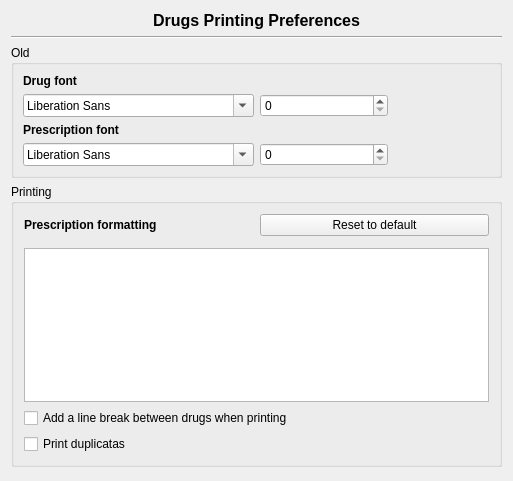
This is plugins/drugsplugin/drugspreferences/drugsprintoptionspage.ui in FreeHealth/freehealth as Qt 5 draws it before an edit. The edited form follows.
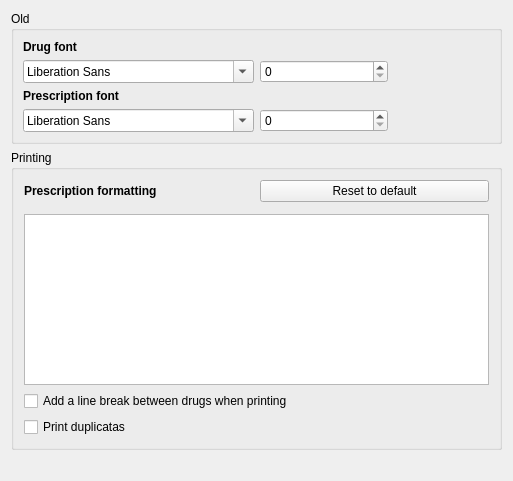
This is the edited form. Custom widgets are drawn as their Qt base class.

The edit to the form file:
```diff
--- a/plugins/drugsplugin/drugspreferences/drugsprintoptionspage.ui
+++ b/plugins/drugsplugin/drugspreferences/drugsprintoptionspage.ui
@@ -14,37 +14,7 @@
    <string>Form</string>
   </property>
   <layout class="QGridLayout" name="gridLayout_4">
-   <item row="0" column="0">
-    <widget class="QLabel" name="label">
-     <property name="sizePolicy">
-      <sizepolicy hsizetype="Expanding" vsizetype="Fixed">
-       <horstretch>0</horstretch>
-       <verstretch>0</verstretch>
-      </sizepolicy>
-     </property>
-     <property name="font">
-      <font>
-       <pointsize>12</pointsize>
-       <weight>75</weight>
-       <bold>true</bold>
-      </font>
-     </property>
-     <property name="text">
-      <string>Drugs Printing Preferences</string>
-     </property>
-     <property name="alignment">
-      <set>Qt::AlignCenter</set>
-     </property>
-    </widget>
-   </item>
-   <item row="1" column="0">
-    <widget class="Line" name="line">
-     <property name="orientation">
-      <enum>Qt::Horizontal</enum>
-     </property>
-    </widget>
-   </item>
-   <item row="5" column="0">
+   <item row="3" column="0">
     <spacer name="verticalSpacer">
      <property name="orientation">
       <enum>Qt::Vertical</enum>
@@ -57,7 +27,7 @@
      </property>
     </spacer>
    </item>
-   <item row="2" column="0">
+   <item row="0" column="0">
     <widget class="QGroupBox" name="oldGroupBox">
      <property name="title">
       <string>Old</string>
@@ -332,7 +302,7 @@
      </layout>
     </widget>
    </item>
-   <item row="3" column="0">
+   <item row="1" column="0">
     <widget class="QGroupBox" name="groupBox_3">
      <property name="sizePolicy">
       <sizepolicy hsizetype="Preferred" vsizetype="Preferred">
```
